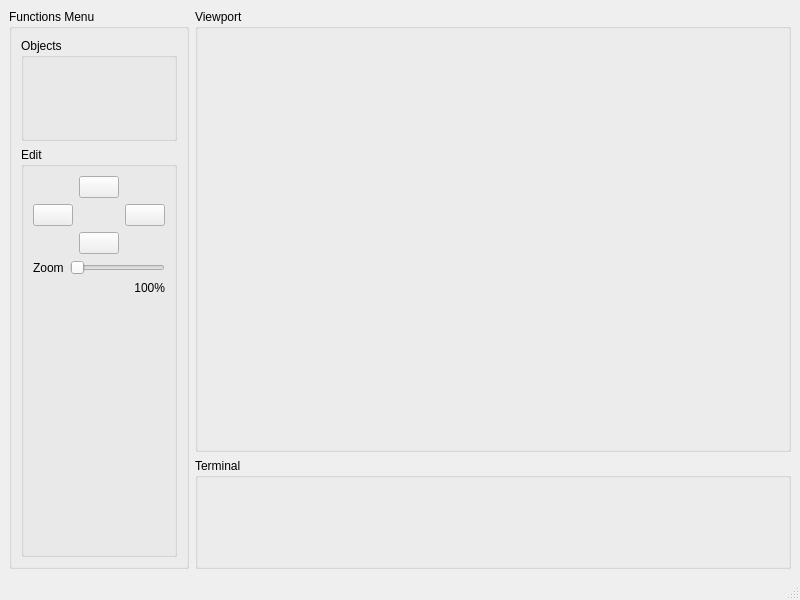
First picture: the form in gui.ui, repository vvc-git/computacao-grafica, before the edit.
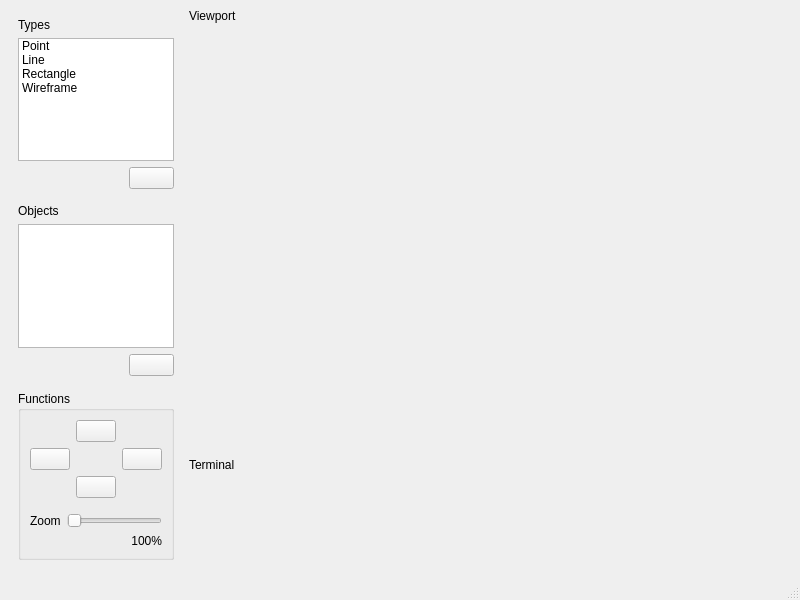
Second picture: the form after the edit. Icons and pictures are not drawn.

```diff
--- a/gui.ui
+++ b/gui.ui
@@ -20,64 +20,135 @@
    <string>MainWindow</string>
   </property>
   <widget class="QWidget" name="centralWidget">
-   <layout class="QGridLayout" name="centralWidgetGridLayout" rowstretch="80,20" columnstretch="15,95" rowminimumheight="80,20" columnminimumwidth="15,95">
+   <layout class="QGridLayout" name="centralWidgetGridLayout" rowstretch="80,20" columnstretch="12,85" rowminimumheight="80,20" columnminimumwidth="15,85">
     <item row="1" column="1">
-     <layout class="QHBoxLayout" name="terminalHorizontalLayout">
+     <layout class="QVBoxLayout" name="terminalVerticalLayout" stretch="0,100">
       <item>
-       <widget class="QGroupBox" name="terminalGroupBox">
-        <property name="title">
+       <widget class="QLabel" name="terminalLabel">
+        <property name="text">
          <string>Terminal</string>
         </property>
-        <layout class="QVBoxLayout" name="terminalGroupBoxVerticalLayout">
+       </widget>
+      </item>
          <item>
           <widget class="QWidget" name="terminalWidget" native="true"/>
          </item>
         </layout>
+    </item>
+    <item row="0" column="1">
+     <layout class="QVBoxLayout" name="viewportVerticalLayout" stretch="0,100">
+      <item>
+       <widget class="QLabel" name="viewportLabel">
+        <property name="text">
+         <string>Viewport</string>
+        </property>
        </widget>
       </item>
+      <item>
+       <widget class="QWidget" name="viewportWidget" native="true"/>
+      </item>
      </layout>
     </item>
     <item row="0" column="0" rowspan="2">
-     <layout class="QVBoxLayout" name="functionsMenuVerticalLayout">
-      <property name="spacing">
-       <number>6</number>
-      </property>
-      <item>
-       <widget class="QGroupBox" name="functionsMenuGroupBox">
-        <property name="title">
-         <string>Functions Menu</string>
-        </property>
-        <layout class="QVBoxLayout" name="functionsMenuGroupBoxVerticalLayout">
-         <item>
-          <widget class="QWidget" name="functionsMenuWidget" native="true">
-           <layout class="QVBoxLayout" name="functionsMenuWidgetVerticalLayout" stretch="20,80">
+     <layout class="QVBoxLayout" name="optionsVerticalLayout" stretch="0,0,0">
             <property name="leftMargin">
-             <number>0</number>
+       <number>9</number>
             </property>
             <property name="topMargin">
-             <number>0</number>
+       <number>9</number>
             </property>
             <property name="rightMargin">
-             <number>0</number>
+       <number>9</number>
             </property>
             <property name="bottomMargin">
-             <number>0</number>
+       <number>9</number>
             </property>
             <item>
-             <widget class="QGroupBox" name="objectsGroupBox">
-              <property name="title">
+       <layout class="QGridLayout" name="typesGridLayout" rowstretch="0,0,0,0" columnstretch="70,30" columnminimumwidth="70,30">
+        <property name="bottomMargin">
+         <number>9</number>
+        </property>
+        <item row="2" column="1">
+         <widget class="QPushButton" name="typesAddButton">
+          <property name="text">
+           <string/>
+          </property>
+          <property name="icon">
+           <iconset theme="list-add"/>
+          </property>
+         </widget>
+        </item>
+        <item row="1" column="0" colspan="2">
+         <widget class="QListWidget" name="typesListWidget">
+          <item>
+           <property name="text">
+            <string>Point</string>
+           </property>
+          </item>
+          <item>
+           <property name="text">
+            <string>Line</string>
+           </property>
+          </item>
+          <item>
+           <property name="text">
+            <string>Rectangle</string>
+           </property>
+          </item>
+          <item>
+           <property name="text">
+            <string>Wireframe</string>
+           </property>
+          </item>
+         </widget>
+        </item>
+        <item row="0" column="0">
+         <widget class="QLabel" name="typesLabel">
+          <property name="text">
+           <string>Types</string>
+          </property>
+         </widget>
+        </item>
+       </layout>
+      </item>
+      <item>
+       <layout class="QGridLayout" name="objectsGridLayout" columnstretch="70,30" columnminimumwidth="70,30">
+        <property name="bottomMargin">
+         <number>9</number>
+        </property>
+        <item row="0" column="0">
+         <widget class="QLabel" name="objectsLabel">
+          <property name="text">
                <string>Objects</string>
               </property>
              </widget>
             </item>
+        <item row="1" column="0" colspan="2">
+         <widget class="QListView" name="objectsListView"/>
+        </item>
+        <item row="2" column="1">
+         <widget class="QPushButton" name="objectsRemoveButton">
+          <property name="text">
+           <string/>
+          </property>
+          <property name="icon">
+           <iconset theme="list-remove"/>
+          </property>
+         </widget>
+        </item>
+       </layout>
+      </item>
             <item>
-             <widget class="QGroupBox" name="editGroupBox">
+       <widget class="QGroupBox" name="functionsGroupBox">
               <property name="title">
-               <string>Edit</string>
-              </property>
-              <layout class="QGridLayout" name="editGroupBoxGridLayout" rowstretch="0,0,100" rowminimumheight="0,0,100">
-               <item row="0" column="0">
+         <string>Functions</string>
+        </property>
+        <layout class="QVBoxLayout" name="functionsGroupBoxVerticalLayout">
+         <item>
                 <layout class="QGridLayout" name="moveGridLayout">
+           <property name="bottomMargin">
+            <number>9</number>
+           </property>
                  <item row="0" column="1">
                   <widget class="QPushButton" name="upButton">
                    <property name="text">
@@ -120,22 +191,11 @@
                  </item>
                 </layout>
                </item>
-               <item row="1" column="0">
+         <item>
                 <layout class="QGridLayout" name="zoomGridLayout">
-                 <item row="0" column="0">
-                  <widget class="QLabel" name="zoomLabel">
-                   <property name="text">
-                    <string>Zoom</string>
-                   </property>
-                  </widget>
-                 </item>
-                 <item row="0" column="1">
-                  <widget class="QSlider" name="zoomHorizontalSlider">
-                   <property name="orientation">
-                    <enum>Qt::Horizontal</enum>
-                   </property>
-                  </widget>
-                 </item>
+           <property name="bottomMargin">
+            <number>0</number>
+           </property>
                  <item row="1" column="1">
                   <widget class="QLabel" name="zoomMarker">
                    <property name="layoutDirection">
@@ -149,47 +209,21 @@
                    </property>
                   </widget>
                  </item>
-                </layout>
-               </item>
-               <item row="2" column="0">
-                <widget class="QWidget" name="widget" native="true"/>
-               </item>
-              </layout>
-             </widget>
-            </item>
-           </layout>
-          </widget>
-         </item>
-        </layout>
-       </widget>
-      </item>
-     </layout>
-    </item>
     <item row="0" column="1">
-     <layout class="QHBoxLayout" name="horizontalLayoutViewport">
-      <item>
-       <widget class="QGroupBox" name="viewportGroupBox">
-        <property name="title">
-         <string>Viewport</string>
-        </property>
-        <layout class="QVBoxLayout" name="viewportGroupBoxVerticalLayout">
-         <property name="spacing">
-          <number>0</number>
-         </property>
-         <property name="leftMargin">
-          <number>0</number>
-         </property>
-         <property name="topMargin">
-          <number>0</number>
-         </property>
-         <property name="rightMargin">
-          <number>0</number>
-         </property>
-         <property name="bottomMargin">
-          <number>0</number>
-         </property>
-         <item>
-          <widget class="QWidget" name="viewportWidget" native="true"/>
+            <widget class="QSlider" name="zoomHorizontalSlider">
+             <property name="orientation">
+              <enum>Qt::Horizontal</enum>
+             </property>
+            </widget>
+           </item>
+           <item row="0" column="0">
+            <widget class="QLabel" name="zoomLabel">
+             <property name="text">
+              <string>Zoom</string>
+             </property>
+            </widget>
+           </item>
+          </layout>
          </item>
         </layout>
        </widget>
```
Lines whose indentation alone changed are shown as unchanged.
